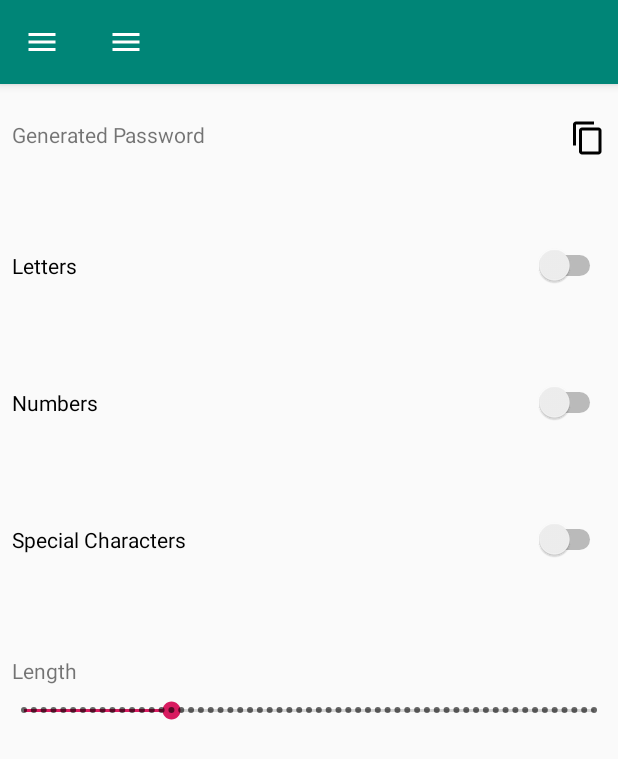
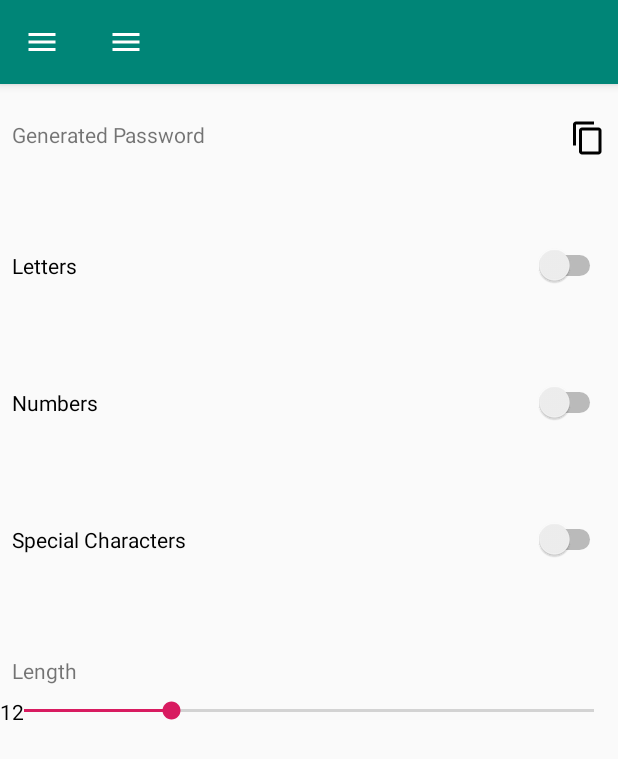
Before and after one commit to SteffeyDev/keyper, an Android app: the PasswordGeneratorActivity screen opened directly, with no data from a screen before it, on a phone screen of 412 x 824 dp. Shown: the top 759 px of the screen. Run offline under Robolectric (Android 15) with nearby library versions, the phone set to English and light mode, and no system bars; 3 statements that could not run were skipped.

Commit message:
added textView for seekBar's thumb

```diff
--- a/Mobile App/app/src/main/res/layout/content_password_generator.xml
+++ b/Mobile App/app/src/main/res/layout/content_password_generator.xml
@@ -11,7 +11,7 @@
 
     <SeekBar
         android:id="@+id/seekBarLength"
-        style="@style/Widget.AppCompat.SeekBar.Discrete"
+        style="@style/Widget.AppCompat.SeekBar"
         android:layout_width="0dp"
         android:layout_height="wrap_content"
         android:layout_marginTop="8dp"
@@ -20,6 +20,8 @@
         app:layout_constraintEnd_toEndOf="parent"
         app:layout_constraintStart_toStartOf="parent"
         app:layout_constraintTop_toBottomOf="@id/textViewLength"/>
+
+
 
     <Switch
         android:id="@+id/switchLetters"
@@ -92,6 +94,19 @@
         app:layout_constraintStart_toStartOf="parent"
         app:layout_constraintTop_toBottomOf="@+id/switchSpecialCharacters" />
 
+    <TextView
+        android:id="@+id/progress"
+        android:layout_width="wrap_content"
+        android:layout_height="wrap_content"
+        android:layout_marginTop="8dp"
+        android:gravity="center"
+        android:orientation="vertical"
+        android:text="@string/seek_bar_current_length"
+        android:textColor="#000000"
+        android:textSize="14sp"
+        app:layout_constraintStart_toStartOf="parent"
+        app:layout_constraintTop_toBottomOf="@+id/textViewLength" />
+
     <ImageButton
         android:id="@+id/imageButtonCopyGenerated"
         android:layout_width="wrap_content"
```
